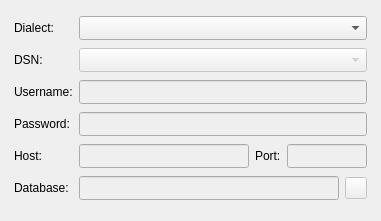
Qt form spine_items/ui/url_selector_widget.ui (spine-tools/spine-items) before a commit.
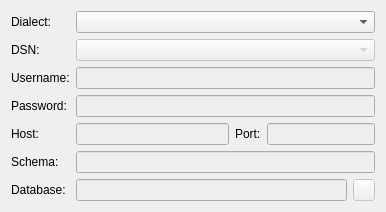
The same form after that commit. Icons and pictures are not drawn. Custom widgets are drawn as their Qt base class.

Commit message:
Add support for database schemas into Data connection, Importer
It is now possible to specify a database schema when adding a db
URL reference to Data connection. Additionally, Importer now works
with the schemas.

Re spine-tools/Spine-Toolbox#2329

What changed in the file:
```diff
--- a/spine_items/ui/url_selector_widget.ui
+++ b/spine_items/ui/url_selector_widget.ui
@@ -18,237 +18,49 @@
    <rect>
     <x>0</x>
     <y>0</y>
-    <width>381</width>
-    <height>221</height>
+    <width>386</width>
+    <height>212</height>
    </rect>
   </property>
   <property name="windowTitle">
    <string>Form</string>
   </property>
-  <layout class="QVBoxLayout" name="verticalLayout">
-   <item>
-    <widget class="QFrame" name="frame">
-     <layout class="QGridLayout" name="gridLayout">
-      <property name="leftMargin">
-       <number>3</number>
-      </property>
-      <property name="topMargin">
-       <number>3</number>
-      </property>
-      <property name="rightMargin">
-       <number>3</number>
-      </property>
-      <property name="bottomMargin">
-       <number>3</number>
-      </property>
-      <item row="3" column="1" colspan="5">
-       <widget class="QLineEdit" name="lineEdit_password">
-        <property name="enabled">
-         <bool>false</bool>
-        </property>
-        <property name="sizePolicy">
-         <sizepolicy hsizetype="Expanding" vsizetype="Fixed">
-          <horstretch>0</horstretch>
-          <verstretch>0</verstretch>
-         </sizepolicy>
-        </property>
-        <property name="minimumSize">
-         <size>
-          <width>0</width>
-          <height>24</height>
-         </size>
-        </property>
-        <property name="maximumSize">
-         <size>
-          <width>5000</width>
-          <height>24</height>
-         </size>
-        </property>
-        <property name="echoMode">
-         <enum>QLineEdit::Password</enum>
-        </property>
-        <property name="placeholderText">
-         <string/>
-        </property>
-        <property name="clearButtonEnabled">
-         <bool>true</bool>
-        </property>
-       </widget>
-      </item>
-      <item row="4" column="4">
-       <widget class="QLabel" name="label_port">
-        <property name="sizePolicy">
-         <sizepolicy hsizetype="Fixed" vsizetype="Fixed">
-          <horstretch>1</horstretch>
-          <verstretch>0</verstretch>
-         </sizepolicy>
-        </property>
-        <property name="text">
-         <string>Port:</string>
-        </property>
-       </widget>
-      </item>
-      <item row="0" column="1" colspan="5">
-       <widget class="QComboBox" name="comboBox_dialect">
-        <property name="sizePolicy">
-         <sizepolicy hsizetype="Expanding" vsizetype="Fixed">
-          <horstretch>0</horstretch>
-          <verstretch>0</verstretch>
-         </sizepolicy>
-        </property>
-        <property name="minimumSize">
-         <size>
-          <width>0</width>
-          <height>24</height>
-         </size>
-        </property>
-        <property name="maximumSize">
-         <size>
-          <width>16777215</width>
-          <height>24</height>
-         </size>
-        </property>
-       </widget>
-      </item>
-      <item row="1" column="0">
-       <widget class="QLabel" name="label_dsn">
-        <property name="sizePolicy">
-         <sizepolicy hsizetype="Fixed" vsizetype="Fixed">
-          <horstretch>0</horstretch>
-          <verstretch>0</verstretch>
-         </sizepolicy>
-        </property>
-        <property name="text">
-         <string>DSN:</string>
-        </property>
-       </widget>
-      </item>
+  <layout class="QFormLayout" name="formLayout">
       <item row="0" column="0">
        <widget class="QLabel" name="label_dialect">
-        <property name="sizePolicy">
-         <sizepolicy hsizetype="Fixed" vsizetype="Fixed">
-          <horstretch>0</horstretch>
-          <verstretch>0</verstretch>
-         </sizepolicy>
-        </property>
-        <property name="maximumSize">
-         <size>
-          <width>16777215</width>
-          <height>16777215</height>
-         </size>
-        </property>
         <property name="text">
          <string>Dialect:</string>
         </property>
        </widget>
       </item>
-      <item row="4" column="5">
-       <widget class="QLineEdit" name="lineEdit_port">
+   <item row="0" column="1">
+    <widget class="QComboBox" name="comboBox_dialect"/>
+   </item>
+   <item row="1" column="0">
+    <widget class="QLabel" name="label_dsn">
+     <property name="text">
+      <string>DSN:</string>
+     </property>
+    </widget>
+   </item>
+   <item row="1" column="1">
+    <widget class="QComboBox" name="comboBox_dsn">
         <property name="enabled">
          <bool>false</bool>
         </property>
-        <property name="sizePolicy">
-         <sizepolicy hsizetype="Expanding" vsizetype="Fixed">
-          <horstretch>0</horstretch>
-          <verstretch>0</verstretch>
-         </sizepolicy>
-        </property>
-        <property name="minimumSize">
-         <size>
-          <width>0</width>
-          <height>24</height>
-         </size>
-        </property>
-        <property name="maximumSize">
-         <size>
-          <width>80</width>
-          <height>24</height>
-         </size>
-        </property>
-        <property name="inputMethodHints">
-         <set>Qt::ImhNone</set>
-        </property>
-        <property name="placeholderText">
-         <string/>
-        </property>
        </widget>
       </item>
       <item row="2" column="0">
        <widget class="QLabel" name="label_username">
-        <property name="sizePolicy">
-         <sizepolicy hsizetype="Fixed" vsizetype="Fixed">
-          <horstretch>0</horstretch>
-          <verstretch>0</verstretch>
-         </sizepolicy>
-        </property>
         <property name="text">
          <string>Username:</string>
         </property>
        </widget>
       </item>
-      <item row="6" column="0">
-       <widget class="QLabel" name="label_database">
-        <property name="sizePolicy">
-         <sizepolicy hsizetype="Fixed" vsizetype="Fixed">
-          <horstretch>0</horstretch>
-          <verstretch>0</verstretch>
-         </sizepolicy>
-        </property>
-        <property name="text">
-         <string>Database:</string>
-        </property>
-       </widget>
-      </item>
-      <item row="1" column="1" colspan="5">
-       <widget class="QComboBox" name="comboBox_dsn">
+   <item row="2" column="1">
+    <widget class="QLineEdit" name="lineEdit_username">
         <property name="enabled">
          <bool>false</bool>
-        </property>
-        <property name="sizePolicy">
-         <sizepolicy hsizetype="Expanding" vsizetype="Fixed">
-          <horstretch>0</horstretch>
-          <verstretch>0</verstretch>
-         </sizepolicy>
-        </property>
-        <property name="minimumSize">
-         <size>
-          <width>0</width>
-          <height>24</height>
-         </size>
-        </property>
-        <property name="maximumSize">
-         <size>
-          <width>16777215</width>
-          <height>24</height>
-         </size>
-        </property>
-       </widget>
-      </item>
-      <item row="4" column="1" colspan="3">
-       <widget class="QLineEdit" name="lineEdit_host">
-        <property name="enabled">
-         <bool>false</bool>
-        </property>
-        <property name="sizePolicy">
-         <sizepolicy hsizetype="Expanding" vsizetype="Fixed">
-          <horstretch>3</horstretch>
-          <verstretch>0</verstretch>
-         </sizepolicy>
-        </property>
-        <property name="minimumSize">
-         <size>
-          <width>0</width>
-          <height>24</height>
-         </size>
-        </property>
-        <property name="maximumSize">
-         <size>
-          <width>5000</width>
-          <height>24</height>
-         </size>
-        </property>
-        <property name="placeholderText">
-         <string/>
         </property>
         <property name="clearButtonEnabled">
          <bool>true</bool>
@@ -257,42 +69,18 @@
       </item>
       <item row="3" column="0">
        <widget class="QLabel" name="label_password">
-        <property name="sizePolicy">
-         <sizepolicy hsizetype="Fixed" vsizetype="Fixed">
-          <horstretch>0</horstretch>
-          <verstretch>0</verstretch>
-         </sizepolicy>
-        </property>
         <property name="text">
          <string>Password:</string>
         </property>
        </widget>
       </item>
-      <item row="2" column="1" colspan="5">
-       <widget class="QLineEdit" name="lineEdit_username">
+   <item row="3" column="1">
+    <widget class="QLineEdit" name="lineEdit_password">
         <property name="enabled">
          <bool>false</bool>
         </property>
-        <property name="sizePolicy">
-         <sizepolicy hsizetype="Expanding" vsizetype="Fixed">
-          <horstretch>0</horstretch>
-          <verstretch>0</verstretch>
-         </sizepolicy>
-        </property>
-        <property name="minimumSize">
-         <size>
-          <width>0</width>
-          <height>24</height>
-         </size>
-        </property>
-        <property name="maximumSize">
-         <size>
-          <width>5000</width>
-          <height>24</height>
-         </size>
-        </property>
-        <property name="placeholderText">
-         <string/>
+     <property name="echoMode">
+      <enum>QLineEdit::Password</enum>
         </property>
         <property name="clearButtonEnabled">
          <bool>true</bool>
@@ -301,48 +89,82 @@
       </item>
       <item row="4" column="0">
        <widget class="QLabel" name="label_host">
-        <property name="sizePolicy">
-         <sizepolicy hsizetype="Fixed" vsizetype="Fixed">
-          <horstretch>0</horstretch>
-          <verstretch>0</verstretch>
-         </sizepolicy>
-        </property>
         <property name="text">
          <string>Host:</string>
         </property>
        </widget>
       </item>
-      <item row="6" column="1" colspan="5">
+   <item row="4" column="1">
+    <layout class="QHBoxLayout" name="horizontalLayout">
+     <item>
+      <widget class="QLineEdit" name="lineEdit_host">
+       <property name="enabled">
+        <bool>false</bool>
+       </property>
+       <property name="clearButtonEnabled">
+        <bool>true</bool>
+       </property>
+      </widget>
+     </item>
+     <item>
+      <widget class="QLabel" name="label_port">
+       <property name="text">
+        <string>Port:</string>
+       </property>
+      </widget>
+     </item>
+     <item>
+      <widget class="QLineEdit" name="lineEdit_port">
+       <property name="enabled">
+        <bool>false</bool>
+       </property>
+       <property name="sizePolicy">
+        <sizepolicy hsizetype="Preferred" vsizetype="Fixed">
+         <horstretch>0</horstretch>
+         <verstretch>0</verstretch>
+        </sizepolicy>
+       </property>
+       <property name="inputMethodHints">
+        <set>Qt::ImhNone</set>
+       </property>
+      </widget>
+     </item>
+    </layout>
+   </item>
+   <item row="5" column="0">
+    <widget class="QLabel" name="schema_label">
+     <property name="text">
+      <string>Schema:</string>
+     </property>
+    </widget>
+   </item>
+   <item row="5" column="1">
+    <widget class="QLineEdit" name="schema_line_edit">
+     <property name="enabled">
+      <bool>false</bool>
+     </property>
+     <property name="clearButtonEnabled">
+      <bool>true</bool>
+     </property>
+    </widget>
+   </item>
+   <item row="6" column="0">
+    <widget class="QLabel" name="label_database">
+     <property name="text">
+      <string>Database:</string>
+     </property>
+    </widget>
+   </item>
+   <item row="6" column="1">
        <layout class="QHBoxLayout" name="horizontalLayout_4">
         <item>
          <widget class="FileDropTargetLineEdit" name="lineEdit_database">
           <property name="enabled">
            <bool>false</bool>
           </property>
-          <property name="sizePolicy">
-           <sizepolicy hsizetype="Expanding" vsizetype="Fixed">
-            <horstretch>0</horstretch>
-            <verstretch>0</verstretch>
-           </sizepolicy>
-          </property>
-          <property name="minimumSize">
-           <size>
-            <width>0</width>
-            <height>24</height>
-           </size>
-          </property>
-          <property name="maximumSize">
-           <size>
-            <width>16777215</width>
-            <height>24</height>
-           </size>
-          </property>
           <property name="cursor">
            <cursorShape>IBeamCursor</cursorShape>
           </property>
-          <property name="placeholderText">
-           <string/>
-          </property>
           <property name="clearButtonEnabled">
            <bool>true</bool>
           </property>
@@ -384,9 +206,6 @@
       </item>
      </layout>
     </widget>
-   </item>
-  </layout>
- </widget>
  <customwidgets>
   <customwidget>
    <class>FileDropTargetLineEdit</class>
```
Left out of the diff: 1 changed line with no effect on the pictures. Lines whose indentation alone changed are shown as unchanged. The commit also changes 21 other files.
